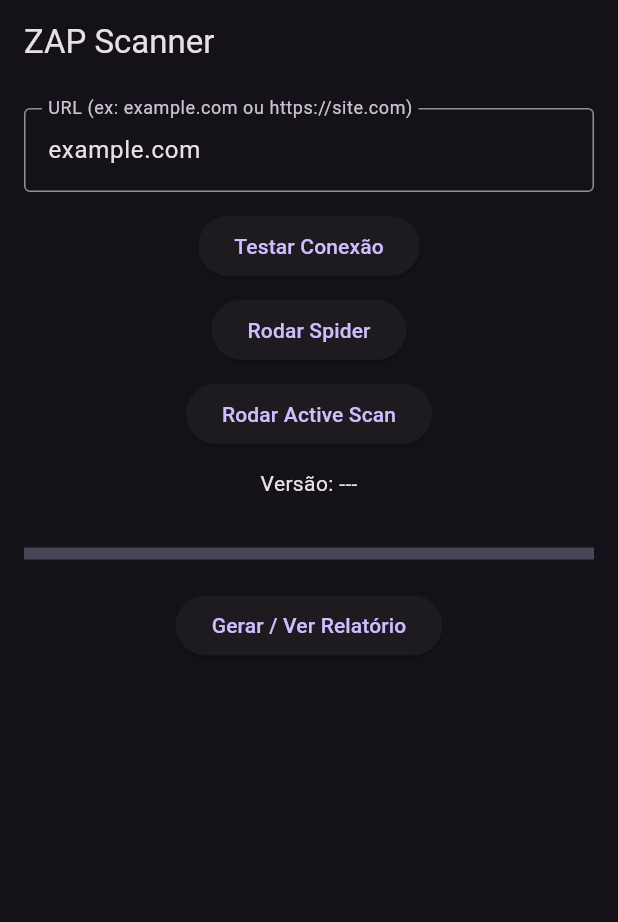
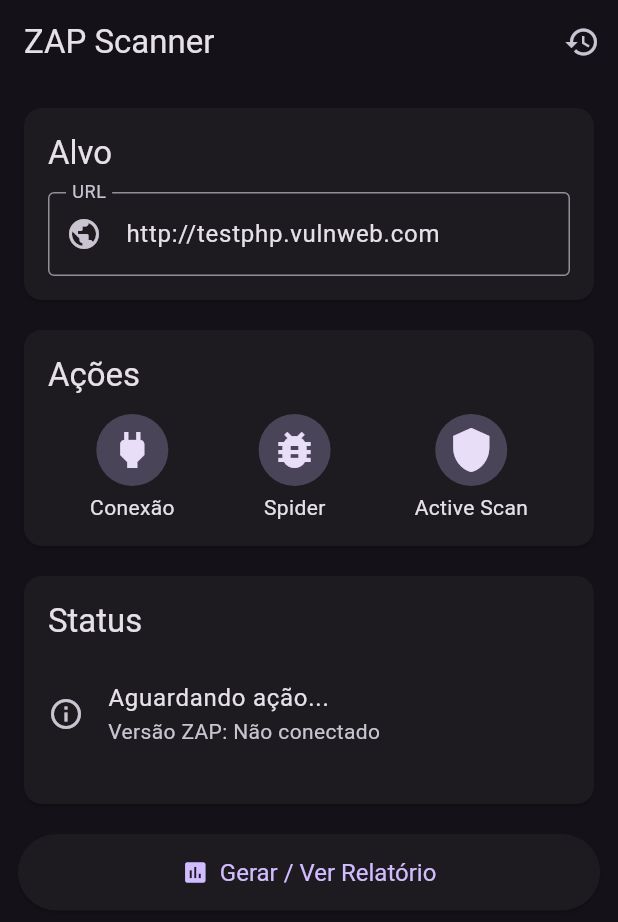
Before and after one commit to forever-prata/zap_scanner_flutter, a Flutter app: the screen it shows after launch, on a phone screen of 412 x 824 dp. Shown: the top 922 px of the screen. Run offline on Flutter 3.47's test engine with Material 3 defaults, Android fonts, the phone set to English and light mode, and no system bars; our stand-ins replace get, hive, hive_flutter, webview_flutter; accounts and stored records are empty.

Commit message:
visual e banco de dados local

```diff
--- /dev/null
+++ b/lib/models/report.dart
@@ -0,0 +1,15 @@
+import 'package:hive/hive.dart';
+
+part 'report.g.dart';
+
+@HiveType(typeId: 0)
+class Report extends HiveObject {
+  @HiveField(0)
+  late String url;
+
+  @HiveField(1)
+  late String reportHtml;
+
+  @HiveField(2)
+  late DateTime createdAt;
+}
--- a/lib/pages/home_page.dart
+++ b/lib/pages/home_page.dart
@@ -1,78 +1,185 @@
 import 'package:flutter/material.dart';
 import 'package:get/get.dart';
+import 'package:zap_scanner/models/report.dart';
 import '../controllers/zap_controller.dart';
 import 'report_page.dart';
+import 'reports_list_page.dart';
 
 class HomePage extends GetView<ZapController> {
   const HomePage({super.key});
 
   @override
   Widget build(BuildContext context) {
-    final urlCtl = TextEditingController(text: 'example.com');
+    final urlCtl = TextEditingController(text: 'http://testphp.vulnweb.com');
 
     return Scaffold(
-      appBar: AppBar(title: const Text('ZAP Scanner')),
-      body: Padding(
-        padding: const EdgeInsets.all(16),
-        child: SingleChildScrollView(
+      appBar: AppBar(
+        title: const Text('ZAP Scanner'),
+        actions: [
+          IconButton(
+            icon: const Icon(Icons.history),
+            tooltip: 'Histórico de Relatórios',
+            onPressed: () {
+              Get.to(() => const ReportsListPage());
+            },
+          ),
+        ],
+      ),
+      body: SingleChildScrollView(
+        padding: const EdgeInsets.all(12.0),
         child: GetBuilder<ZapController>(
           builder: (zap) {
             return Column(
+              crossAxisAlignment: CrossAxisAlignment.stretch,
               children: [
-                  TextField(
-                    controller: urlCtl,
-                    decoration: const InputDecoration(
-                      labelText: 'URL (ex: example.com ou https://site.com)',
-                      border: OutlineInputBorder(),
+                _buildUrlCard(context, urlCtl, zap),
+                const SizedBox(height: 12),
+                _buildActionsCard(context, urlCtl, zap),
+                const SizedBox(height: 12),
+                _buildStatusCard(context, zap),
+                const SizedBox(height: 16),
+                ElevatedButton.icon(
+                  icon: const Icon(Icons.assessment),
+                  label: const Text('Gerar / Ver Relatório'),
+                  style: ElevatedButton.styleFrom(
+                    padding: const EdgeInsets.symmetric(vertical: 16),
+                    textStyle: const TextStyle(fontSize: 16),
                   ),
-                  ),
-                  const SizedBox(height: 12),
-                  Column(
-                    children: [
-                      ElevatedButton(
-                        onPressed: zap.loading ? null : () => zap.loadVersion(),
-                        child: const Text('Testar Conexão'),
-                      ),
-                      const SizedBox(height: 8),
-                      ElevatedButton(
-                        onPressed: zap.loading
-                            ? null
-                            : () => zap.runSpider(urlCtl.text),
-                        child: const Text('Rodar Spider'),
-                      ),
-                      const SizedBox(height: 8),
-                      ElevatedButton(
-                        onPressed: zap.loading
-                            ? null
-                            : () => zap.runActiveScan(urlCtl.text),
-                        child: const Text('Rodar Active Scan'),
-                      ),
-                    ],
-                  ),
-                  const SizedBox(height: 12),
-                  Text('Versão: ${zap.version ?? '---'}'),
-                  const SizedBox(height: 6),
-                  Text(zap.lastMessage),
-                  const SizedBox(height: 6),
-                  LinearProgressIndicator(
-                    value: zap.progress / 100,
-                    minHeight: 8,
-                  ),
-                  const SizedBox(height: 20),
-                  ElevatedButton(
                   onPressed: zap.loading
                       ? null
                       : () async {
                           final html = await zap.getReport();
-                            Get.to(() => ReportPage(reportHtml: html));
+                          final report = Report()
+                            ..url = urlCtl.text
+                            ..reportHtml = html
+                            ..createdAt = DateTime.now();
+                          Get.to(() => ReportPage(report: report));
                         },
-                    child: const Text('Gerar / Ver Relatório'),
                 ),
               ],
             );
           },
         ),
       ),
+    );
+  }
+
+  Widget _buildUrlCard(
+      BuildContext context, TextEditingController urlCtl, ZapController zap) {
+    return Card(
+      child: Padding(
+        padding: const EdgeInsets.all(16.0),
+        child: Column(
+          crossAxisAlignment: CrossAxisAlignment.start,
+          children: [
+            Text('Alvo', style: Theme.of(context).textTheme.titleLarge),
+            const SizedBox(height: 12),
+            TextField(
+              controller: urlCtl,
+              decoration: const InputDecoration(
+                labelText: 'URL',
+                border: OutlineInputBorder(),
+                prefixIcon: Icon(Icons.public),
+              ),
+              keyboardType: TextInputType.url,
+            ),
+          ],
+        ),
+      ),
+    );
+  }
+
+  Widget _buildActionsCard(
+      BuildContext context, TextEditingController urlCtl, ZapController zap) {
+    return Card(
+      child: Padding(
+        padding: const EdgeInsets.all(16.0),
+        child: Column(
+          crossAxisAlignment: CrossAxisAlignment.start,
+          children: [
+            Text('Ações', style: Theme.of(context).textTheme.titleLarge),
+            const SizedBox(height: 12),
+            Row(
+              mainAxisAlignment: MainAxisAlignment.spaceAround,
+              children: [
+                _actionButton(
+                  onPressed: zap.loading ? null : () => zap.loadVersion(),
+                  icon: Icons.power,
+                  label: 'Conexão',
+                ),
+                _actionButton(
+                  onPressed:
+                      zap.loading ? null : () => zap.runSpider(urlCtl.text),
+                  icon: Icons.bug_report,
+                  label: 'Spider',
+                ),
+                _actionButton(
+                  onPressed:
+                      zap.loading ? null : () => zap.runActiveScan(urlCtl.text),
+                  icon: Icons.shield,
+                  label: 'Active Scan',
+                ),
+              ],
+            ),
+          ],
+        ),
+      ),
+    );
+  }
+
+  Widget _actionButton({
+    required VoidCallback? onPressed,
+    required IconData icon,
+    required String label,
+  }) {
+    return Column(
+      children: [
+        IconButton.filledTonal(
+          iconSize: 32,
+          onPressed: onPressed,
+          icon: Icon(icon),
+        ),
+        const SizedBox(height: 4),
+        Text(label),
+      ],
+    );
+  }
+
+  Widget _buildStatusCard(BuildContext context, ZapController zap) {
+    return Card(
+      child: Padding(
+        padding: const EdgeInsets.all(16.0),
+        child: Column(
+          crossAxisAlignment: CrossAxisAlignment.start,
+          children: [
+            Text('Status', style: Theme.of(context).textTheme.titleLarge),
+            const SizedBox(height: 12),
+            ListTile(
+              contentPadding: EdgeInsets.zero,
+              leading: const Icon(Icons.info_outline),
+              title: Text(zap.lastMessage.isEmpty
+                  ? 'Aguardando ação...'
+                  : zap.lastMessage),
+              subtitle: Text('Versão ZAP: ${zap.version ?? 'Não conectado'}'),
+            ),
+            const SizedBox(height: 8),
+            if (zap.loading)
+              Row(
+                children: [
+                  Expanded(
+                    child: LinearProgressIndicator(
+                      value: zap.progress / 100,
+                      minHeight: 12,
+                      borderRadius: BorderRadius.circular(8),
+                    ),
+                  ),
+                  const SizedBox(width: 12),
+                  Text('${zap.progress}%',
+                      style: Theme.of(context).textTheme.titleMedium),
+                ],
+              ),
+          ],
+        ),
       ),
     );
   }
--- /dev/null
+++ b/lib/services/db_service.dart
@@ -0,0 +1,24 @@
+import 'package:hive/hive.dart';
+import 'package:zap_scanner/models/report.dart';
+
+class DbService {
+  static const _reportsBoxName = 'reports';
+
+  Future<void> openBox() async {
+    await Hive.openBox<Report>(_reportsBoxName);
+  }
+
+  Future<void> saveReport(Report report) async {
+    final box = Hive.box<Report>(_reportsBoxName);
+    await box.add(report);
+  }
+
+  List<Report> getAllReports() {
+    final box = Hive.box<Report>(_reportsBoxName);
+    return box.values.toList();
+  }
+
+  Future<void> close() async {
+    await Hive.close();
+  }
+}
--- a/pubspec.yaml
+++ b/pubspec.yaml
@@ -39,6 +39,10 @@
   webview_flutter: ^4.13.0
   webview_flutter_android: ^4.7.0
   webview_flutter_wkwebview: ^3.7.0
+  hive: ^2.2.3
+  hive_flutter: ^1.1.0
+  path_provider: ^2.1.3
+  intl: ^0.19.0
 
 dev_dependencies:
   flutter_test:
@@ -50,6 +54,8 @@
   # package. See that file for information about deactivating specific lint
   # rules and activating additional ones.
   flutter_lints: ^5.0.0
+  build_runner: ^2.4.11
+  hive_generator: ^2.0.1
 
 # For information on the generic Dart part of this file, see the
 # following page: https://dart.dev/tools/pub/pubspec
```
Also changed, not shown: lib/controllers/zap_controller.dart (+29 -12 lines), lib/main.dart (+11 -1 lines), lib/pages/report_page.dart (+15 -4 lines), lib/pages/reports_list_page.dart (added, +50 -0 lines), lib/models/report.g.dart (added), pubspec.lock, 2 other files. Lines whose indentation alone changed are shown as unchanged.
